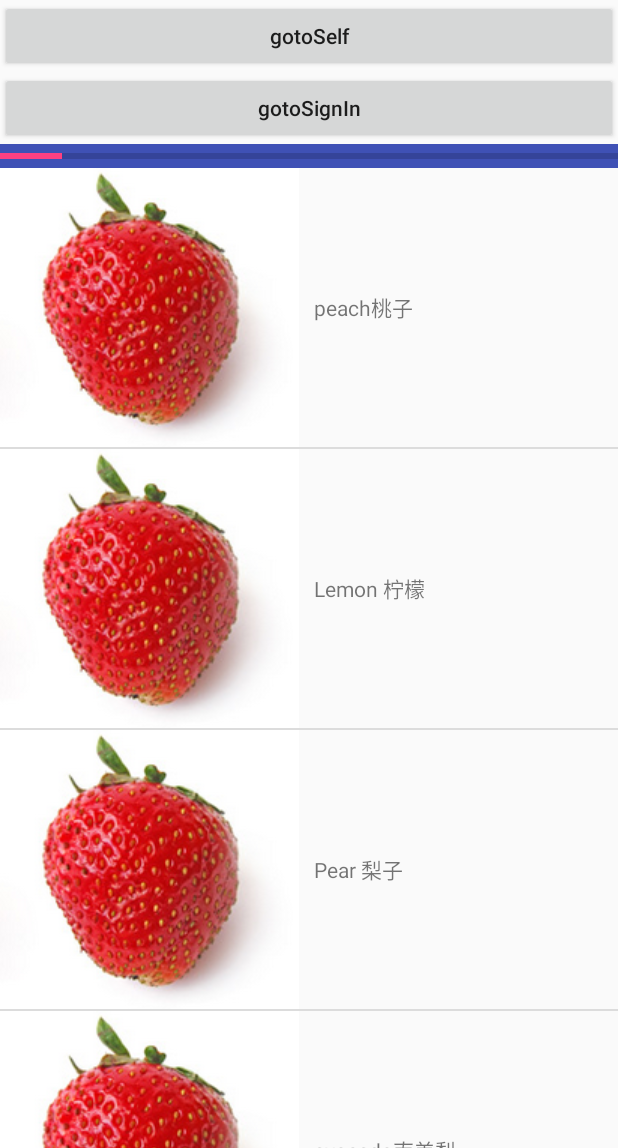
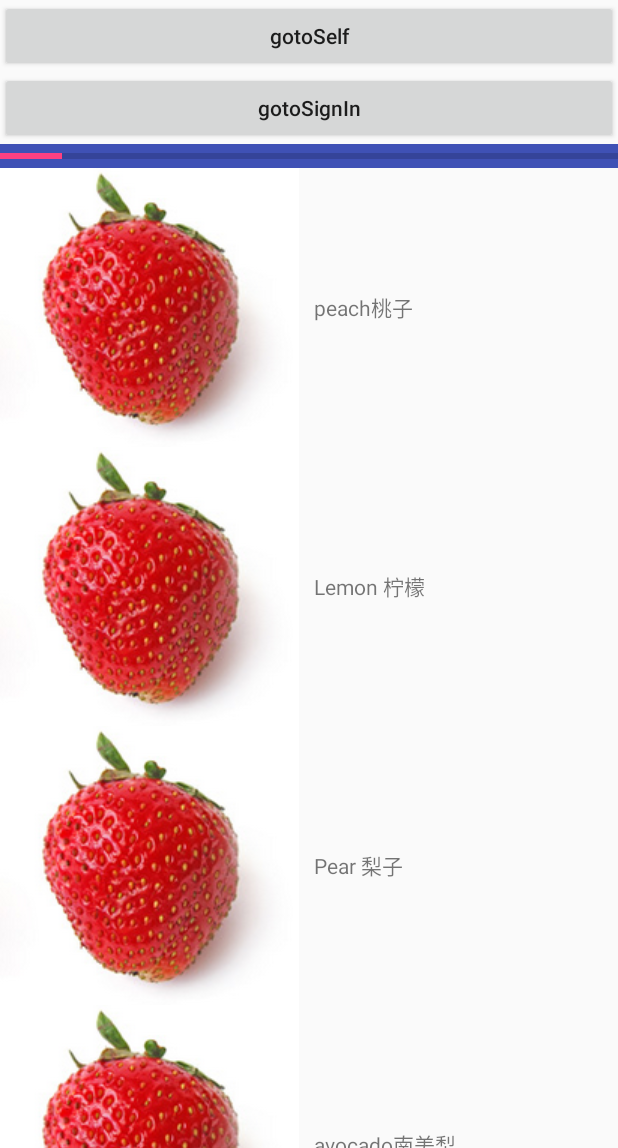
Before and after one commit to tourfield/GitBook, an Android app: the MainActivity screen opened directly, with no data from a screen before it, after a tap on "CANCEL", on a phone screen of 412 x 824 dp, the part 88-1236 px from its top. Run offline under Robolectric (Android 15) with nearby library versions, the phone set to English and light mode, and no system bars; 3 other taps on this screen came first.

Commit message:
TAG #V0.07 RecyclerView组件纵向滚动使用
[Context    ]:RecyclerView

```diff
--- a/app/build.gradle
+++ b/app/build.gradle
@@ -25,6 +25,7 @@ dependencies {
         exclude group: 'com.android.support', module: 'support-annotations'
     })
     compile 'com.android.support:appcompat-v7:25.3.1'
+    compile 'com.android.support:recyclerview-v7:25.3.1'
     testCompile 'junit:junit:4.12'
     compile 'com.android.support.constraint:constraint-layout:1.0.2'
     compile 'com.android.support:percent:25.3.1'
--- /dev/null
+++ b/app/src/main/java/com/github/tourfield/gitbook/FruitRecyclerAdapter.java
@@ -0,0 +1,68 @@
+package com.github.tourfield.gitbook;
+
+import android.support.v7.widget.RecyclerView;
+import android.util.Log;
+import android.view.LayoutInflater;
+import android.view.View;
+import android.view.ViewGroup;
+import android.widget.ImageView;
+import android.widget.TextView;
+import android.widget.Toast;
+
+import java.util.List;
+
+/**
+ * Created by Geary on 2017/5/24.
+ */
+
+public class FruitRecyclerAdapter extends RecyclerView.Adapter<FruitRecyclerAdapter.ViewHolder> implements View.OnClickListener {
+    private static final String TAG = "FruitRecyclerAdapter";
+    private List<Fruit> mFruitList;
+    private ViewHolder holder;
+
+    @Override
+    public void onClick(View v) {
+        int position = holder.getAdapterPosition();
+        Fruit fruit = mFruitList.get(position);
+        Toast.makeText(v.getContext(),"fruitImage"+fruit.getName(),Toast.LENGTH_SHORT).show();
+    }
+
+    static class ViewHolder extends RecyclerView.ViewHolder{
+        ImageView fruitImage;
+        TextView fruitName;
+        public ViewHolder(View view){
+            super(view);
+            Log.d(TAG, "ViewHolder: @ "+ this.toString());
+            fruitImage=(ImageView)view.findViewById(R.id.fruitImage);
+            fruitName = (TextView)view.findViewById(R.id.fruitName);
+        }
+    }
+    public FruitRecyclerAdapter(List<Fruit> fruitList){
+        mFruitList = fruitList;
+    }
+
+    @Override
+    public ViewHolder onCreateViewHolder(ViewGroup parent, int viewType) {
+        Log.d(TAG, "onCreateViewHolder: @ "+ this.toString());
+        View view= LayoutInflater.from(parent.getContext()).inflate(R.layout.fruit_iterm,parent,false);
+        Log.d(TAG, "before call : ViewHolder");
+        holder= new ViewHolder(view);
+        Log.d(TAG, "after call : ViewHolder");
+        holder.fruitImage.setOnClickListener(this);
+        return holder;
+    }
+
+    @Override
+    public void onBindViewHolder(ViewHolder holder, int position) {
+        Log.d(TAG, "onBindViewHolder: @ "+ position);
+        Fruit fruit = mFruitList.get(position);
+        holder.fruitImage.setImageResource(fruit.getImageId());
+        holder.fruitName.setText(fruit.getName());
+    }
+
+    @Override
+    public int getItemCount() {
+        Log.d(TAG, "getItemCount: @ "+ mFruitList.size());
+        return mFruitList.size();
+    }
+}
--- a/app/src/main/java/com/github/tourfield/gitbook/MainActivity.java
+++ b/app/src/main/java/com/github/tourfield/gitbook/MainActivity.java
@@ -7,12 +7,15 @@ import android.support.v7.app.ActionBar;
 import android.support.v7.app.AlertDialog;
 import android.support.v7.app.AppCompatActivity;
 import android.os.Bundle;
+import android.support.v7.widget.LinearLayoutManager;
+import android.support.v7.widget.RecyclerView;
 import android.util.Log;
 import android.view.View;
 import android.widget.AdapterView;
 import android.widget.ArrayAdapter;
 import android.widget.Button;
 import android.widget.ImageView;
+import android.widget.LinearLayout;
 import android.widget.ListView;
 import android.widget.ProgressBar;
 import android.widget.Toast;
@@ -20,7 +23,9 @@ import android.widget.Toast;
 import java.util.ArrayList;
 import java.util.List;
 
-public class MainActivity extends AppCompatActivity implements View.OnClickListener, AdapterView.OnItemClickListener {
+import static android.R.attr.data;
+
+public class MainActivity extends AppCompatActivity implements View.OnClickListener {
     private static final String TAG = "MainActivity";
     private Button gotoSelfBt;
     private Button gotSignInBt;
@@ -28,7 +33,11 @@ public class MainActivity extends AppCompatActivity implements View.OnClickListe
     private ImageView imageView;
     private ProgressBar progressBar01;
     private ProgressBar progressBar02;
-    private ListView listView;
+    /**
+     * ListView 实现
+     * private ListView listView;
+     */
+
     private String[] fruitNmaes={"peach桃子",
             "Lemon 柠檬",
             "Pear 梨子" ,
@@ -91,8 +100,14 @@ public class MainActivity extends AppCompatActivity implements View.OnClickListe
 //        ArrayAdapter <String> adapter = new ArrayAdapter<String>(MainActivity.this,android.R.layout.simple_expandable_list_item_1,data);
         FruitAdapter fruitAdapter = new FruitAdapter(MainActivity.this,R.layout.fruit_iterm,fruitList);
         gotoSelfBt=(Button)findViewById(R.id.gotoSelf);
-        listView=(ListView)findViewById(R.id.listView);
-        listView.setAdapter(fruitAdapter);
+        /**
+         *  ListView 实现
+         * listView=(ListView)findViewById(R.id.listView);
+         * listView.setAdapter(fruitAdapter);
+         * listView.setOnItemClickListener(this);
+         */
+
+
         gotSignInBt=(Button)findViewById(R.id.gotoSignIn);
         imageView = (ImageView)findViewById(R.id.draginCatImg);
         progressBar01 = (ProgressBar)findViewById(R.id.progressBar01);
@@ -100,7 +115,14 @@ public class MainActivity extends AppCompatActivity implements View.OnClickListe
         gotoSelfBt.setOnClickListener(this);
         gotSignInBt.setOnClickListener(this);
         imageView.setOnClickListener(this);
-        listView.setOnItemClickListener(this);
+
+
+        RecyclerView recyclerView = (RecyclerView)findViewById(R.id.recyclerView);
+        LinearLayoutManager layoutManager = new LinearLayoutManager(this);
+        recyclerView.setLayoutManager(layoutManager);
+        FruitRecyclerAdapter fruitRecyclerAdapter = new FruitRecyclerAdapter(fruitList);
+        recyclerView.setAdapter(fruitRecyclerAdapter);
+        recyclerView.setOnClickListener(this);
     }
 
     private void initFruit() {
@@ -162,9 +184,14 @@ public class MainActivity extends AppCompatActivity implements View.OnClickListe
 
     }
 
-    @Override
-    public void onItemClick(AdapterView<?> parent, View view, int position, long id) {
-        Fruit fruit=fruitList.get(position);
-        Toast.makeText(MainActivity.this,fruit.getName(),Toast.LENGTH_SHORT).show();
-    }
+    /**
+     *  ListView 实现
+     *
+     * @Override
+     *  public void onItemClick(AdapterView<?> parent, View view, int position, long id) {
+     *   Fruit fruit=fruitList.get(position);
+     *  Toast.makeText(MainActivity.this,fruit.getName(),Toast.LENGTH_SHORT).show();
+     *   }
+     */
+
 }
--- a/app/src/main/res/layout/fruit_iterm.xml
+++ b/app/src/main/res/layout/fruit_iterm.xml
@@ -1,7 +1,7 @@
 <?xml version="1.0" encoding="utf-8"?>
 <LinearLayout xmlns:android="http://schemas.android.com/apk/res/android"
     android:layout_width="match_parent"
-    android:layout_height="match_parent">
+    android:layout_height="wrap_content">
     <ImageView
         android:id="@+id/fruitImage"
         android:layout_width="wrap_content"
--- a/app/src/main/res/layout/layout_main.xml
+++ b/app/src/main/res/layout/layout_main.xml
@@ -32,11 +32,14 @@
         style="?android:attr/progressBarStyleHorizontal"
         android:background="@color/colorPrimary"
         android:max="100"/>
-    <ListView
-        android:id="@+id/listView"
+    <!--<ListView-->
+        <!--android:id="@+id/listView"-->
+        <!--android:layout_width="match_parent"-->
+        <!--android:layout_height="match_parent">-->
+
+    <!--</ListView>-->
+    <android.support.v7.widget.RecyclerView
+        android:id="@+id/recyclerView"
         android:layout_width="match_parent"
-        android:layout_height="match_parent">
-
-    </ListView>
-
+        android:layout_height="match_parent"/>
 </LinearLayout>
```
Also changed, not shown: app/src/main/java/com/github/tourfield/gitbook/FruitAdapter.java (+24 -5 lines).
